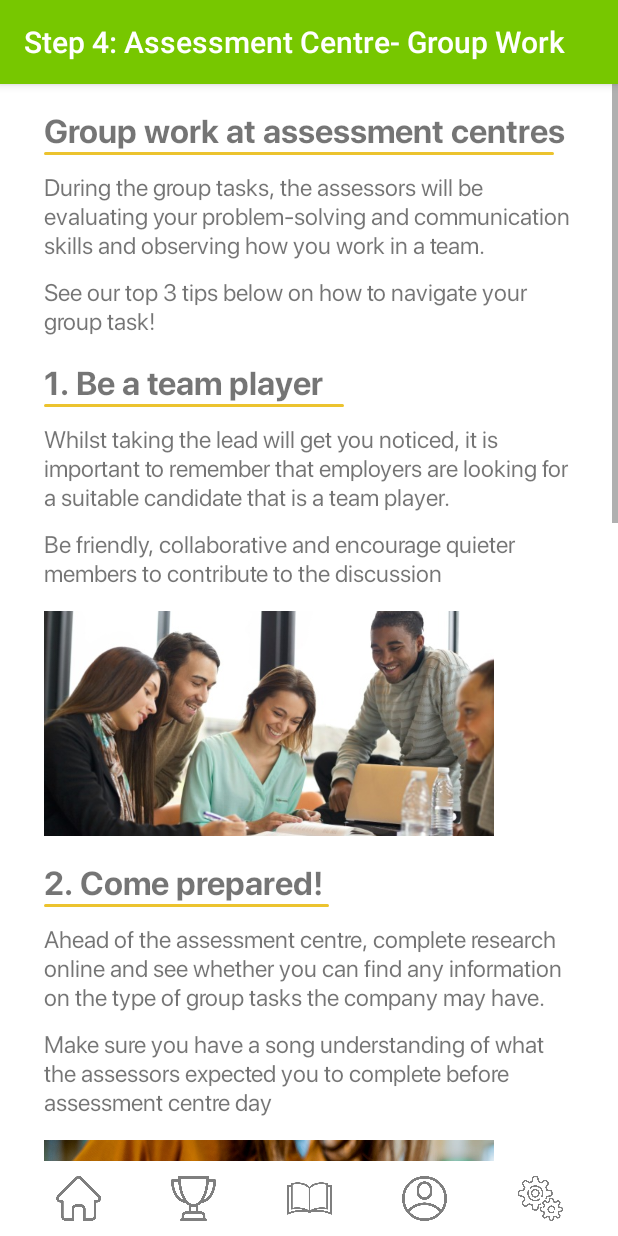
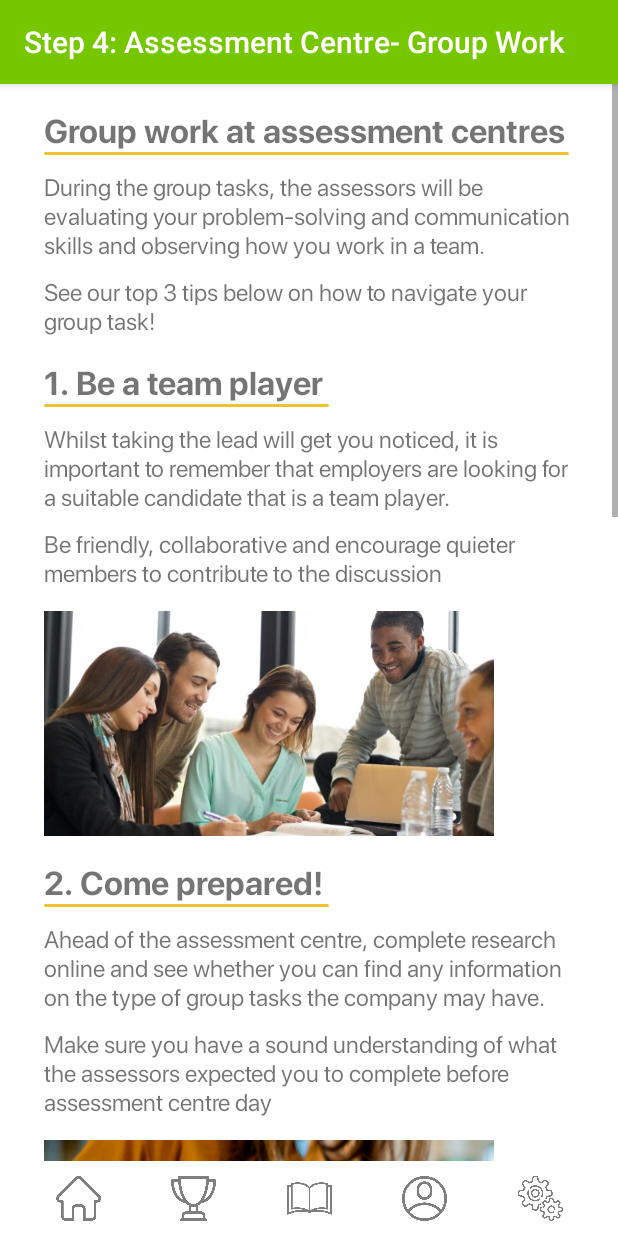
Before and after one commit to INFS3634-Elysian/INFS3634-Group-Assignment, an Android app: the Step4AcentreGroup screen opened directly, with no data from a screen before it, on a phone screen of 412 x 824 dp. Run offline under Robolectric (Android 15) with nearby library versions, the phone set to English and light mode, and no system bars; Roboto replaces fonts that are not available here.

Commit message:
minor changes

```diff
--- a/app/src/main/java/com/example/infs3634groupassignment/Step3VideoInterview.java
+++ b/app/src/main/java/com/example/infs3634groupassignment/Step3VideoInterview.java
@@ -51,7 +51,7 @@ public class Step3VideoInterview extends AppCompatActivity {
             databaseHelper.setAchievementStatus("Completed: Video Interviews");
         }
 
-        recyclerView =  findViewById(R.id.recyclerView);
+       /* recyclerView =  findViewById(R.id.recyclerView);
         recyclerView.setHasFixedSize(true);
         recyclerView.setLayoutManager(new LinearLayoutManager(this));
 
@@ -69,7 +69,7 @@ public class Step3VideoInterview extends AppCompatActivity {
 
         Step3aAdapter step3aAdapter = new Step3aAdapter(step3aVideos);
 
-        recyclerView.setAdapter(step3aAdapter);
+        recyclerView.setAdapter(step3aAdapter);*/
 
 
 
--- a/app/src/main/java/com/example/infs3634groupassignment/Step4AcentreGroup.java
+++ b/app/src/main/java/com/example/infs3634groupassignment/Step4AcentreGroup.java
@@ -76,9 +76,6 @@ public class Step4AcentreGroup extends AppCompatActivity {
         recyclerView.setAdapter(step4aAdapter);
 
 
-
-
-
         setTitle("Step 4: Assessment Centre- Group Work");
         home = findViewById(R.id.ivHome);
         trophy= findViewById(R.id.ivTrophy);
--- a/app/src/main/res/layout/activity_step4_acentre_group.xml
+++ b/app/src/main/res/layout/activity_step4_acentre_group.xml
@@ -35,7 +35,7 @@
 
             <View
                 android:id="@+id/d0"
-                android:layout_width="340dp"
+                android:layout_width="350dp"
                 android:layout_height="2dp"
                 android:layout_marginLeft="29dp"
                 android:layout_marginStart="29dp"
@@ -81,7 +81,7 @@
 
             <View
                 android:id="@+id/d1"
-                android:layout_width="200dp"
+                android:layout_width="190dp"
                 android:layout_height="2dp"
                 android:layout_marginLeft="29dp"
                 android:layout_marginStart="29dp"
@@ -179,7 +179,7 @@
                 android:layout_marginStart="29dp"
                 android:layout_marginTop="10dp"
                 android:fontFamily="@font/regular"
-                android:text="Make sure you have a song understanding of what the assessors expected you to complete before assessment centre day"
+                android:text="Make sure you have a sound understanding of what the assessors expected you to complete before assessment centre day"
                 android:textSize="16sp" />
 
 
@@ -258,20 +258,43 @@
             </androidx.constraintlayout.widget.ConstraintLayout>
 
             <TextView
-                android:id="@+id/tv6"
+                android:id="@+id/tv9"
                 android:layout_width="wrap_content"
                 android:layout_height="wrap_content"
                 android:layout_marginLeft="29dp"
                 android:layout_marginStart="29dp"
                 android:layout_marginTop="15dp"
                 android:fontFamily="@font/bold"
-                android:text="Check out the articles below for more tips!"
+                android:text="More information"
                 android:textSize="22sp" />
+
+            <View
+                android:id="@+id/d4"
+                android:layout_width="180dp"
+                android:layout_height="2dp"
+                android:layout_marginLeft="29dp"
+                android:layout_marginStart="29dp"
+
+                android:background="@drawable/divider" />
+
+            <TextView
+                android:id="@+id/tv43"
+                android:layout_width="match_parent"
+                android:layout_height="wrap_content"
+                android:layout_marginStart="29dp"
+                android:layout_marginLeft="29dp"
+                android:layout_marginTop="10dp"
+                android:layout_marginEnd="23dp"
+                android:layout_marginRight="23dp"
+                android:text="See below for more information on interview tips provided by big companies!"
+                android:fontFamily="@font/regular"
+                android:textSize="16sp" />
 
             <TextView
                 android:id="@+id/tv"
                 android:layout_width="match_parent"
                 android:layout_height="60dp" />
+
 
             <androidx.recyclerview.widget.RecyclerView
                 android:id="@id/recyclerView"
```
Also changed, not shown: app/src/main/res/layout/activity_step3_video_interview.xml (+73 -10 lines), app/src/main/res/layout/activity_step4_acentre.xml (+3 -7 lines), app/src/main/res/layout/activity_step4_acentre_interview.xml (+66 -14 lines), app/src/main/res/drawable/ac_beforeinterview.jpg (added), app/src/main/res/drawable/ac_duringinterview.png (added).
